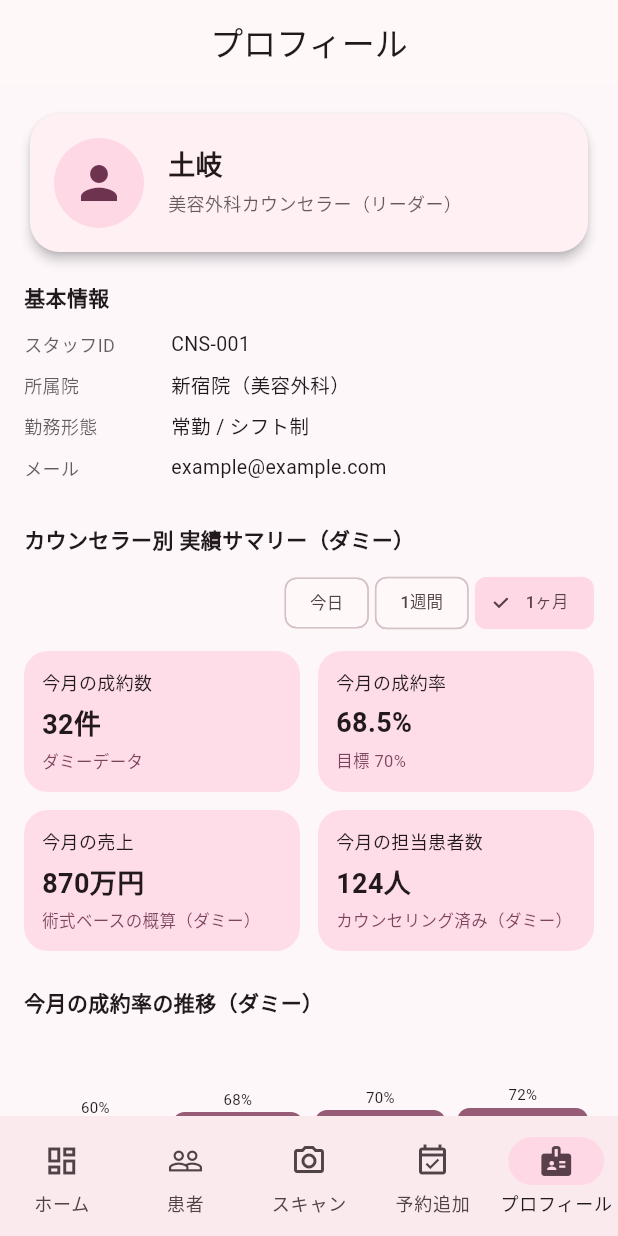
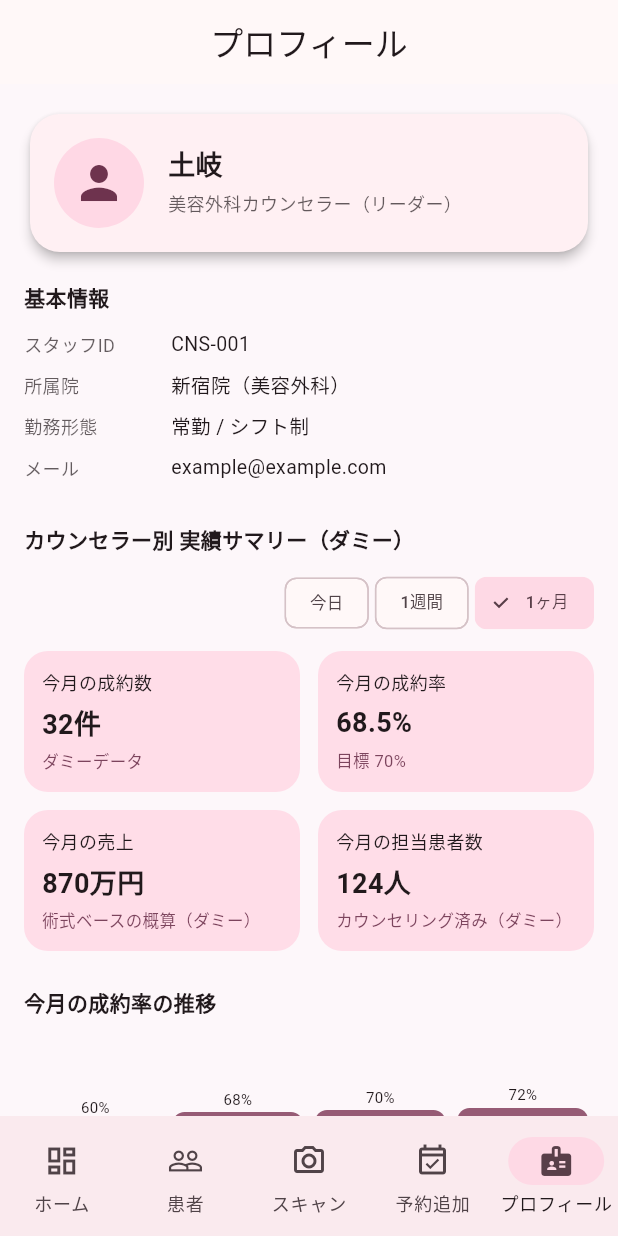
Before and after one commit to yokoyama1130/BeautyUI, a Flutter app: the screen it shows after launch, item 5 of the bottom bar chosen, on a phone screen of 412 x 824 dp. Run offline on Flutter 3.47's test engine with Material 3 defaults, Android fonts, the phone set to English and light mode, and no system bars.

```diff
--- a/lib/screens/profile/counselor_profile_page.dart
+++ b/lib/screens/profile/counselor_profile_page.dart
@@ -84,7 +84,7 @@ class _CounselorProfilePageState extends State<CounselorProfilePage> {
         // 今月
         conversions = [0.6, 0.68, 0.7, 0.72];
         xLabels = ['1週目', '2週目', '3週目', '4週目'];
-        chartTitle = '今月の成約率の推移（ダミー）';
+        chartTitle = '今月の成約率の推移';
 
         countLabel = '今月の成約数';
         countValue = '32件';
```
